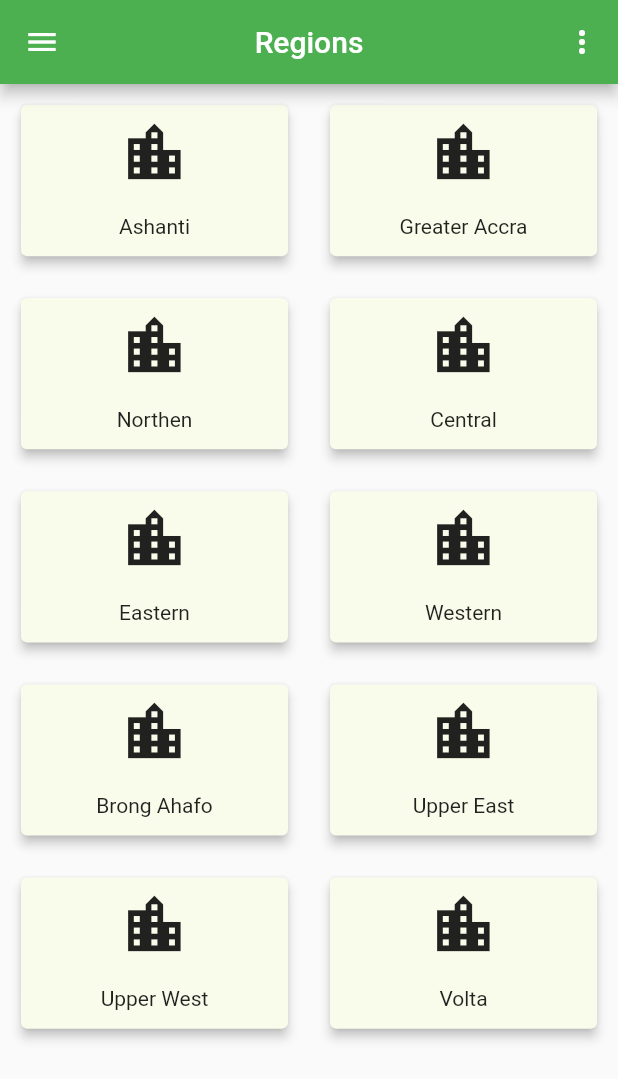
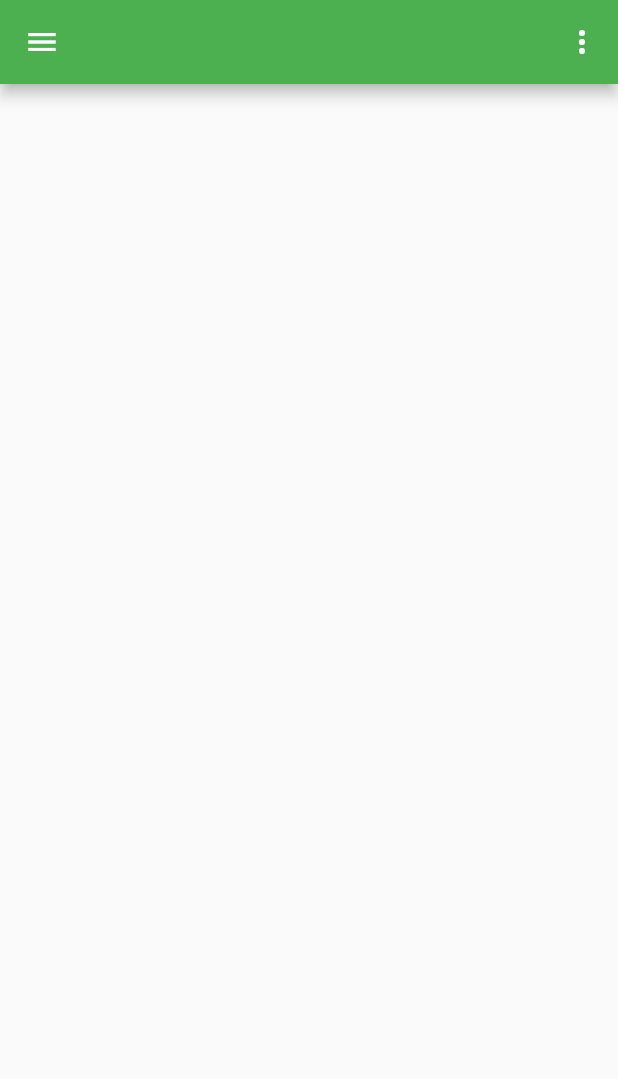
Before and after one commit to RBayor/pharmacy_prototype, a Flutter app: the screen it shows after launch, after a tap on "Next", after a tap on the "location city" icon, on a phone screen of 412 x 824 dp. Shown: the top 1079 px of the screen. Run offline on Flutter 3.47's test engine with Material 2 defaults, Android fonts, the phone set to English and light mode, and no system bars; our stand-ins replace cloud_firestore; accounts and stored records are empty.

Commit message:
added navigation to the search page

```diff
--- a/lib/customWidget/Grid.dart
+++ b/lib/customWidget/Grid.dart
@@ -1,5 +1,6 @@
 import 'package:flutter/material.dart';
 import 'package:flutter/animation.dart';
+
 
 class Grid extends StatefulWidget {
   @override
@@ -46,7 +47,9 @@ class _Grid extends State<Grid> with SingleTickerProviderStateMixin {
           child: new Column(
             children: <Widget>[
               new IconButton(
-                onPressed: () {},
+                // Working on a way to link the regions to the search page passing
+                // the context
+                onPressed: () {Navigator.of(context).pushNamed("/Search");},
                 iconSize: iconanim.value * 50.0,
                 icon: new Icon(Icons.location_city),
               ),
--- a/lib/main.dart
+++ b/lib/main.dart
@@ -1,6 +1,7 @@
 import 'package:flutter/material.dart';
 import 'package:pharmacy_prototype/screens/splash.dart';
 import 'screens/home.dart';
+import 'screens/search.dart';
 
 //emulator -avd Nexus_5_API_27
 
@@ -15,6 +16,7 @@ class MyApp extends StatelessWidget {
       title: 'Navigation',
       routes: <String, WidgetBuilder>{
         '/Home': (BuildContext context) => new Home(),
+        '/Search': (BuildContext context) => new MedicationSearch(),
       },
       home: new Splash(),
     );
--- a/lib/screens/home.dart
+++ b/lib/screens/home.dart
@@ -24,7 +24,7 @@ class _State extends State<Home> {
             //Grid Class can be found at lib/customWidget/Grid.dart
             new Grid("Ashanti"),
             new Grid("Greater Accra"),
-            new Grid("Northen"),
+            new Grid("Northern"),
             new Grid("Central"),
             new Grid("Eastern"),
             new Grid("Western"),
--- a/lib/screens/reuseable.dart
+++ b/lib/screens/reuseable.dart
@@ -16,14 +16,14 @@ class MyAppBar extends AppBar {
 }
 
 class MyDrawer extends Drawer {
-  final appBarLogo = Hero(
+ /* final appBarLogo = Hero(
     tag: 'hero',
     child: CircleAvatar(
       backgroundColor: Colors.transparent,
       radius: 50.0,
       child: Image.asset('images/appbar_icon.png'),
     ),
-  );
+  );*/
 
   MyDrawer({Key key, Widget child, BuildContext context})
       : super(
--- /dev/null
+++ b/lib/screens/search.dart
@@ -0,0 +1,18 @@
+import 'package:flutter/material.dart';
+import 'package:pharmacy_prototype/screens/reuseable.dart';
+
+
+class MedicationSearch extends StatefulWidget{
+
+  _State createState() => new _State();
+}
+
+class _State extends State<MedicationSearch> {
+
+  @override
+  Widget build(BuildContext context) {
+    return Scaffold(
+      appBar: new MyAppBar(),
+      drawer: new MyDrawer(),
+    );
+  }}
```
